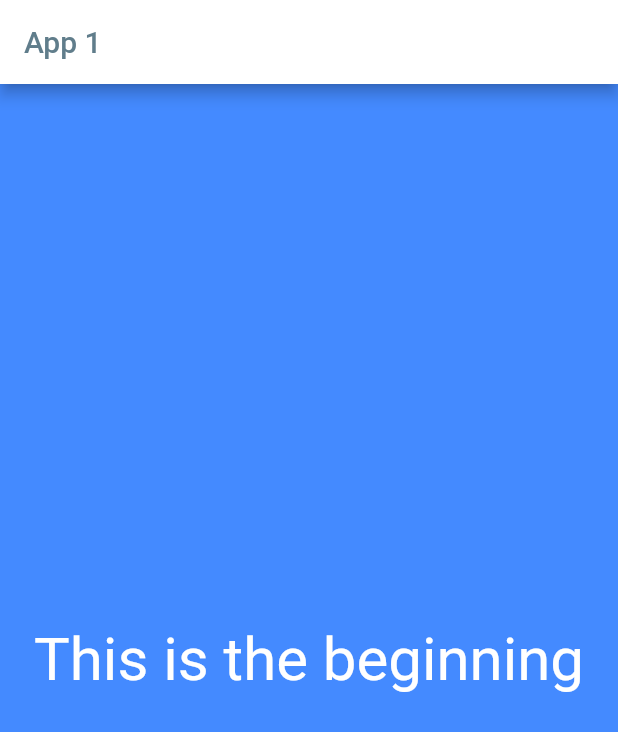
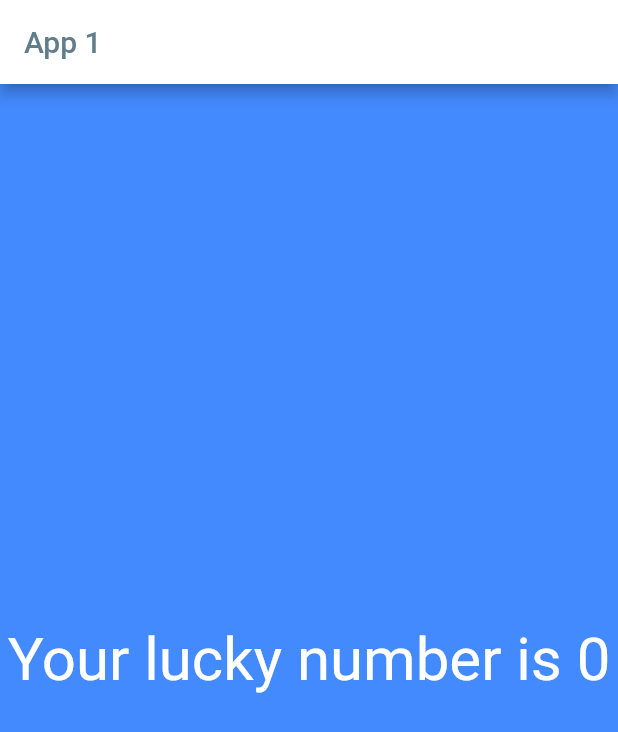
Before and after one commit to tookeowo/Dartappdevelopment, a Flutter app: the screen it shows after launch, on a phone screen of 412 x 824 dp. Shown: the top 732 px of the screen. Run offline on Flutter 3.47's test engine with Material 2 defaults, Android fonts, the phone set to English and light mode, and no system bars.

```diff
--- /dev/null
+++ b/fourth_app/lib/first_screen.dart
@@ -0,0 +1,25 @@
+import 'package:flutter/material.dart';
+import 'dart:math';
+
+
+class FirstScreen extends StatelessWidget{
+  @override
+  Widget build(BuildContext context) {
+    return Material(
+            color: Colors.blueAccent,
+            child: Center(
+                child: Text(generateLuckyNumber()
+              ,
+              textDirection: TextDirection.ltr,
+              style: TextStyle(color: Colors.white, fontSize: 40.0),
+            )
+            )
+            );
+  }
+
+  String generateLuckyNumber(){
+  var random = Random();
+  int luckynumber = random.nextInt(20);
+  return "Your lucky number is $luckynumber";
+}
+}
--- a/fourth_app/lib/main.dart
+++ b/fourth_app/lib/main.dart
@@ -1,8 +1,8 @@
+import 'package:first_app/first_screen.dart';
 import 'package:flutter/material.dart';
 
-void main() {
-  runApp(Bolbol());
-}
+void main() => runApp(Bolbol());
+
 class Bolbol extends StatelessWidget{
 @override
   Widget build(BuildContext context) {
@@ -17,14 +17,10 @@ class Bolbol extends StatelessWidget{
           ),
           backgroundColor: Colors.white,
         ),
-        body: Material(
-            color: Colors.blueAccent,
-            child: Center(
-                child: Text(
-              "This is the beginning",
-              textDirection: TextDirection.ltr,
-              style: TextStyle(color: Colors.white, fontSize: 40.0),
-            )))),
+        body: FirstScreen()
+            ),
   );
   }
+
+
 }
```
